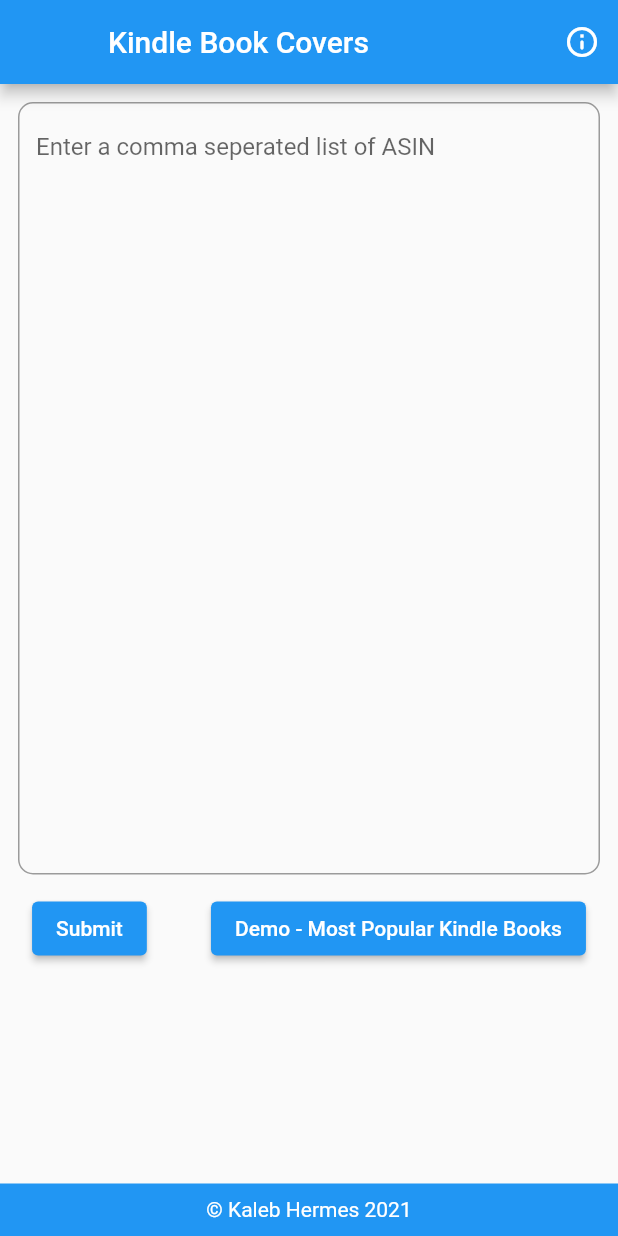
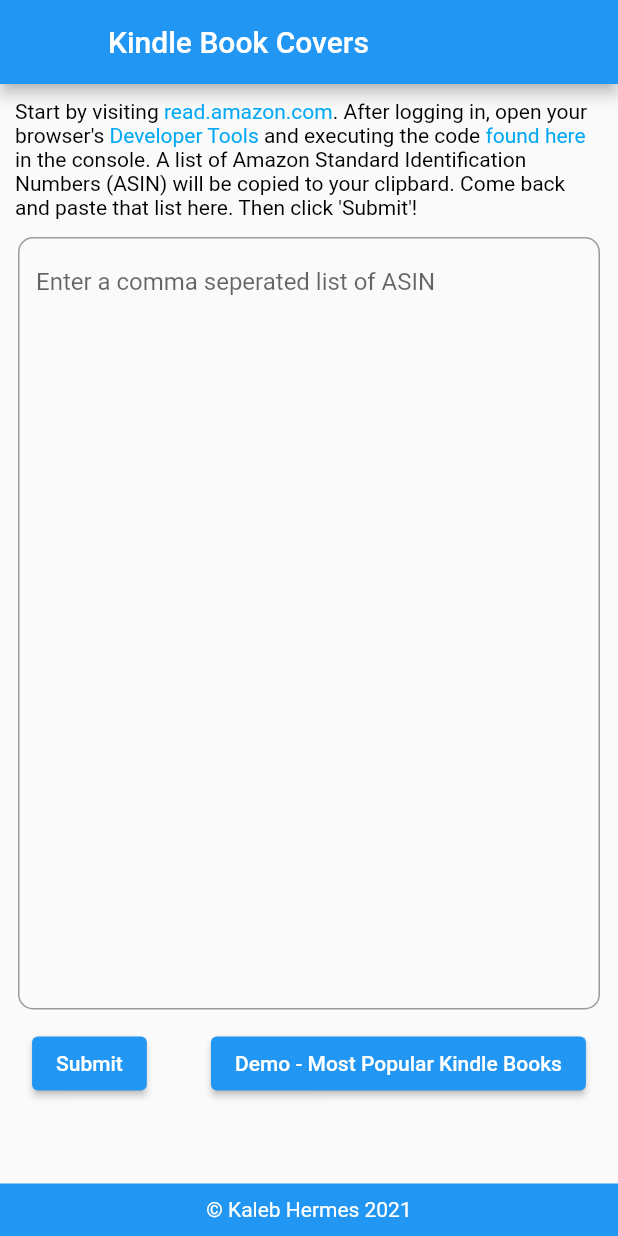
Before and after one commit to kalebhermes/kindle_covers, a Flutter app: the screen it shows after launch, after a tap on "Demo - Most Popular Kindle Books", after a tap on the "chevron left" icon, on a phone screen of 412 x 824 dp. Run offline on Flutter 3.47's test engine with Material 2 defaults, Android fonts, the phone set to English and light mode, and no system bars; our stand-ins replace flutter_markdown; missing offline and left inert: dart:html; network calls fail.

Commit message:
Add instructions and helper methods

````diff
--- a/lib/main.dart
+++ b/lib/main.dart
@@ -1,7 +1,10 @@
 // ignore: avoid_web_libraries_in_flutter
 import 'dart:html' as html;
+import 'package:flutter/gestures.dart';
 import 'package:flutter/material.dart';
 import 'package:flutter/rendering.dart';
+import 'package:flutter_markdown/flutter_markdown.dart';
+import 'package:url_launcher/url_launcher.dart';
 
 import 'package:kindle_covers/sizes.dart';
 import 'package:kindle_covers/constants.dart';
@@ -65,16 +68,16 @@
                       () => {_isTextFieldVisible = true, _controller.text = ''},
                     ))
             : SizedBox.shrink(),
-        actions: [
-          IconButton(
-            icon: Icon(Icons.info_outline_rounded),
-            color: Colors.white,
-            onPressed: () => {
-              // showModalBottomSheet(
-              //     context: context, builder: (context) => InfoSheet())
-            },
-          ),
-        ],
+        // actions: [
+        //   IconButton(
+        //     icon: Icon(Icons.info_outline_rounded),
+        //     color: Colors.white,
+        //     onPressed: () => {
+        //       showModalBottomSheet(
+        //           context: context, builder: (context) => InfoSheet())
+        //     },
+        //   ),
+        // ],
       ),
       body: Center(
         // Having two footers sucks, but because of the nature of the GridView, one needed to be expanded while the other couldn't be
@@ -186,8 +189,8 @@
       child: Stack(
         children: [
           Center(
-            child: Image.network(_renderUrl,
-                // scale: 0.5,
+            child: Image.network(
+              _renderUrl,
               loadingBuilder: (context, child, loadingProgress) {
                 if (loadingProgress == null) {
                   return child;
@@ -196,7 +199,17 @@
                     child: CircularProgressIndicator(),
                   );
                 }
-            }),
+              },
+              // This endpoint doesn't return 404, it just returns an empty image. Which is annoying.
+              errorBuilder: (context, child, stacktrace) {
+                return Center(
+                  child: Icon(
+                    Icons.error_outline_rounded,
+                    color: Colors.red,
+                  ),
+                );
+              },
+            ),
           ),
           if (_showDownloadButton)
             Positioned(
@@ -228,6 +241,29 @@
     return Column(
       mainAxisAlignment: MainAxisAlignment.start,
       children: [
+        Padding(
+          padding: const EdgeInsets.fromLTRB(10.0, 10.0, 10.0, 0),
+          child: RichText(
+            text: TextSpan(
+              style: TextStyle(color: Colors.black),
+              children: [
+                TextSpan(text: 'Start by visiting '),
+                _buildTextSpan('read.amazon.com', 'https://read.amazon.com'),
+                TextSpan(text: '. After logging in, open your browser\'s '),
+                _buildTextSpan('Developer Tools',
+                    'https://balsamiq.com/support/faqs/browserconsole/'),
+                TextSpan(text: ' and executing the code '),
+                _buildTextSpan(
+                  'found here',
+                  'https://raw.githubusercontent.com/kalebhermes/kindle_covers/main/get_kindle_books.js',
+                ),
+                TextSpan(
+                    text:
+                        ' in the console. A list of Amazon Standard Identification Numbers (ASIN) will be copied to your clipbard. Come back and paste that list here. Then click \'Submit\'!'),
+              ],
+            ),
+          ),
+        ),
         Container(
           margin: EdgeInsets.all(12),
           child: TextField(
@@ -279,19 +315,45 @@
 }
 
 class InfoSheet extends StatelessWidget {
+  var _markdown = r'''
+  # Wow
+  This is some test line of strings
+  `single line code block`
+  ```
+  multi line codeblock
+  console.log('something else');
+  print('this thing');
+  ```
+
+  *Bold*
+  _Italic_
+  ''';
+
+  MarkdownStyleSheet theme = MarkdownStyleSheet(
+      code: TextStyle(
+          color: Colors.black, background: Paint()..color = Colors.blue));
+
   @override
   Widget build(BuildContext context) {
     return Container(
       color: Colors.white,
-      child: Column(
-        children: [
-          Container(
-            color: Colors.blue,
-            child: Text('Information',
-                style: TextStyle(color: Colors.white, fontSize: 40.0)),
+      child: Container(
+        child: Markdown(
+          data: _markdown,
+          styleSheet: theme,
         ),
-        ],
       ),
     );
   }
 }
+
+TextSpan _buildTextSpan(String text, String url) {
+  void _launchURL(String url) async =>
+      await canLaunch(url) ? await launch(url) : throw 'Could not launch $url';
+
+  return TextSpan(
+    text: text,
+    style: TextStyle(color: Colors.lightBlue),
+    recognizer: TapGestureRecognizer()..onTap = () => _launchURL(url),
+  );
+}
--- a/pubspec.yaml
+++ b/pubspec.yaml
@@ -21,6 +21,8 @@
   sdk: ">=2.7.0 <3.0.0"
 
 dependencies:
+  flutter_markdown: ^0.5.0
+  url_launcher: ^5.0.0
   flutter:
     sdk: flutter
 
````
Also changed, not shown: pubspec.lock. Lines whose indentation alone changed are shown as unchanged.
